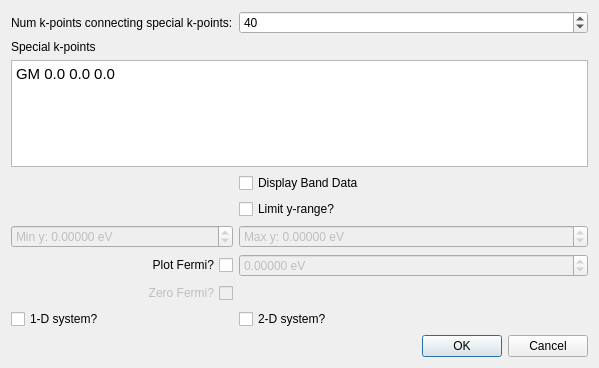
Above: libavogadro/src/extensions/yaehmop/yaehmopbanddialog.ui from SSeBastian3/avogadro before the change. Below: the same form after it.
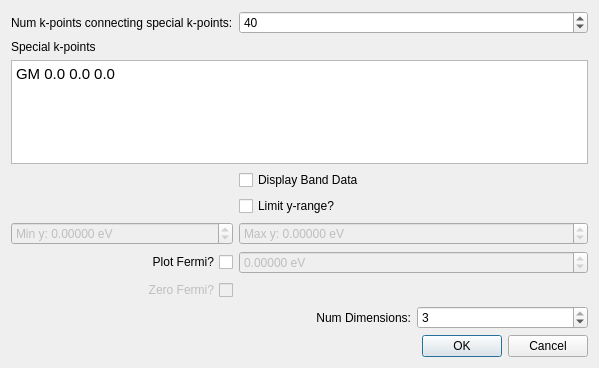
That is the form after the change.

Commit message: Use spin boxes for number of dimensions in the GUI

```diff
--- a/libavogadro/src/extensions/yaehmop/yaehmopbanddialog.ui
+++ b/libavogadro/src/extensions/yaehmop/yaehmopbanddialog.ui
@@ -192,23 +192,35 @@
      </property>
     </widget>
    </item>
-   <item row="11" column="1">
-    <widget class="QCheckBox" name="cb_1DSystem">
-     <property name="toolTip">
-      <string>&lt;html&gt;&lt;head/&gt;&lt;body&gt;&lt;p&gt;If this box is checked, periodicity will only be along the A lattice vector.&lt;/p&gt;&lt;/body&gt;&lt;/html&gt;</string>
-     </property>
-     <property name="text">
-      <string>1-D system?</string>
-     </property>
-    </widget>
-   </item>
    <item row="11" column="2">
-    <widget class="QCheckBox" name="cb_2DSystem">
+    <widget class="QLabel" name="label_3">
      <property name="toolTip">
-      <string>&lt;html&gt;&lt;head/&gt;&lt;body&gt;&lt;p align=&quot;justify&quot;&gt;If this box is checked, periodicity will only be along the A and B lattice vectors.&lt;/p&gt;&lt;/body&gt;&lt;/html&gt;</string>
+      <string>&lt;html&gt;&lt;head/&gt;&lt;body&gt;&lt;p&gt;The number of periodic dimensions.&lt;/p&gt;&lt;p&gt;&lt;br/&gt;&lt;/p&gt;&lt;p&gt;If this is set to 1, the material will be periodic only along the A vector of the crystal.&lt;/p&gt;&lt;p&gt;&lt;br/&gt;&lt;/p&gt;&lt;p&gt;If this is set to 2, the material will be periodic along both the A and B vectors of the crystal.&lt;/p&gt;&lt;p&gt;&lt;br/&gt;&lt;/p&gt;&lt;p&gt;If this is set to 3, the material will be periodic along the A, B, and C vectors of the crystal.&lt;/p&gt;&lt;p&gt;&lt;br/&gt;&lt;/p&gt;&lt;/body&gt;&lt;/html&gt;</string>
+     </property>
+     <property name="layoutDirection">
+      <enum>Qt::LeftToRight</enum>
      </property>
      <property name="text">
-      <string>2-D system?</string>
+      <string>Num Dimensions:</string>
+     </property>
+     <property name="alignment">
+      <set>Qt::AlignRight|Qt::AlignTrailing|Qt::AlignVCenter</set>
+     </property>
+    </widget>
+   </item>
+   <item row="11" column="3">
+    <widget class="QSpinBox" name="spin_numDim">
+     <property name="toolTip">
+      <string>&lt;html&gt;&lt;head/&gt;&lt;body&gt;&lt;p&gt;The number of periodic dimensions.&lt;/p&gt;&lt;p&gt;&lt;br/&gt;&lt;/p&gt;&lt;p&gt;If this is set to 1, the material will be periodic only along the A vector of the crystal.&lt;/p&gt;&lt;p&gt;&lt;br/&gt;&lt;/p&gt;&lt;p&gt;If this is set to 2, the material will be periodic along both the A and B vectors of the crystal.&lt;/p&gt;&lt;p&gt;&lt;br/&gt;&lt;/p&gt;&lt;p&gt;If this is set to 3, the material will be periodic along the A, B, and C vectors of the crystal.&lt;/p&gt;&lt;p&gt;&lt;br/&gt;&lt;/p&gt;&lt;/body&gt;&lt;/html&gt;</string>
+     </property>
+     <property name="minimum">
+      <number>1</number>
+     </property>
+     <property name="maximum">
+      <number>3</number>
+     </property>
+     <property name="value">
+      <number>3</number>
      </property>
     </widget>
    </item>
```
Left out of the diff: 32 changed lines with no effect on the pictures. The commit also changes 7 other files.
